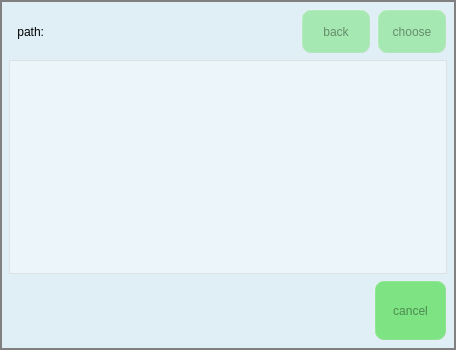
This is file_opration.ui in jizizihe/baijie_demo as Qt 5 draws it before an edit. The edited form follows.
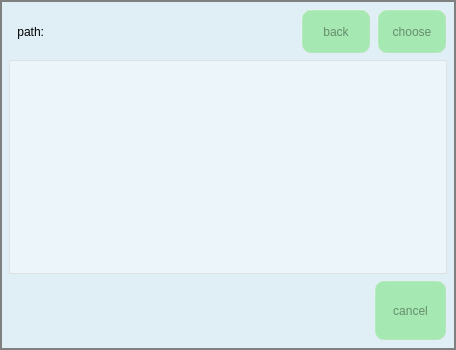
This is the edited form. Icons and pictures are not drawn.

```diff
--- a/file_opration.ui
+++ b/file_opration.ui
@@ -187,7 +187,7 @@
          </size>
         </property>
         <property name="styleSheet">
-         <string notr="true">   background-color: rgba(100, 225, 100, 200);</string>
+         <string notr="true"/>
         </property>
         <property name="text">
          <string>cancel</string>
```
Left out of the diff: 33 changed lines with no effect on the pictures.
